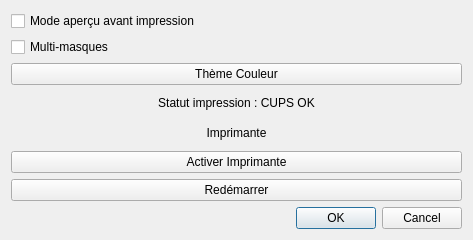
CCr314/qtPhotoBooth, file settings.ui: the form before one commit.
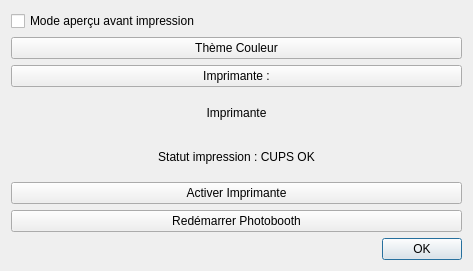
The form after the commit.

```diff
--- a/settings.ui
+++ b/settings.ui
@@ -7,61 +7,20 @@
     <x>0</x>
     <y>0</y>
     <width>473</width>
-    <height>240</height>
+    <height>271</height>
    </rect>
   </property>
   <property name="windowTitle">
    <string>Dialog</string>
   </property>
   <layout class="QGridLayout" name="gridLayout">
-   <item row="4" column="0">
-    <widget class="QLabel" name="lblCupsStatus">
-     <property name="text">
-      <string>Statut impression : CUPS OK</string>
-     </property>
-     <property name="alignment">
-      <set>Qt::AlignCenter</set>
-     </property>
-    </widget>
-   </item>
-   <item row="7" column="0">
-    <widget class="QPushButton" name="btnRestart">
-     <property name="text">
-      <string>Redémarrer</string>
-     </property>
-    </widget>
-   </item>
-   <item row="5" column="0">
-    <widget class="QLabel" name="lblImprStatut">
-     <property name="text">
-      <string>Imprimante</string>
-     </property>
-     <property name="alignment">
-      <set>Qt::AlignCenter</set>
-     </property>
-    </widget>
-   </item>
-   <item row="1" column="0">
-    <widget class="QCheckBox" name="checkBox_2">
-     <property name="text">
-      <string>Multi-masques</string>
-     </property>
-    </widget>
-   </item>
    <item row="8" column="0">
     <widget class="QDialogButtonBox" name="buttonBox">
      <property name="orientation">
       <enum>Qt::Horizontal</enum>
      </property>
      <property name="standardButtons">
-      <set>QDialogButtonBox::Cancel|QDialogButtonBox::Ok</set>
-     </property>
-    </widget>
-   </item>
-   <item row="3" column="0">
-    <widget class="QPushButton" name="btnColor">
-     <property name="text">
-      <string>Thème Couleur</string>
+      <set>QDialogButtonBox::Ok</set>
      </property>
     </widget>
    </item>
@@ -72,6 +31,47 @@
      </property>
     </widget>
    </item>
+   <item row="3" column="0">
+    <widget class="QPushButton" name="btnImpression">
+     <property name="text">
+      <string>Imprimante :</string>
+     </property>
+    </widget>
+   </item>
+   <item row="7" column="0">
+    <widget class="QPushButton" name="btnRestart">
+     <property name="text">
+      <string>Redémarrer Photobooth</string>
+     </property>
+    </widget>
+   </item>
+   <item row="2" column="0">
+    <widget class="QPushButton" name="btnColor">
+     <property name="text">
+      <string>Thème Couleur</string>
+     </property>
+    </widget>
+   </item>
+   <item row="4" column="0">
+    <widget class="QLabel" name="lblImprStatut">
+     <property name="text">
+      <string>Imprimante</string>
+     </property>
+     <property name="alignment">
+      <set>Qt::AlignCenter</set>
+     </property>
+    </widget>
+   </item>
+   <item row="5" column="0">
+    <widget class="QLabel" name="lblCupsStatus">
+     <property name="text">
+      <string>Statut impression : CUPS OK</string>
+     </property>
+     <property name="alignment">
+      <set>Qt::AlignCenter</set>
+     </property>
+    </widget>
+   </item>
    <item row="6" column="0">
     <widget class="QPushButton" name="btnImprimante">
      <property name="text">
```
